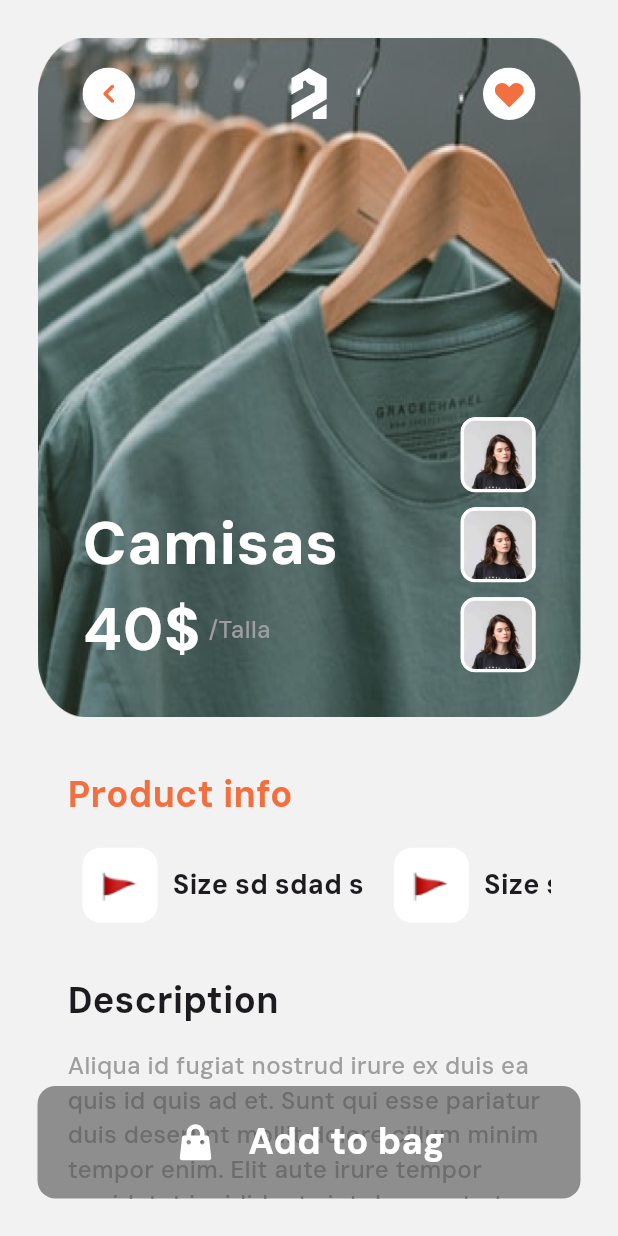
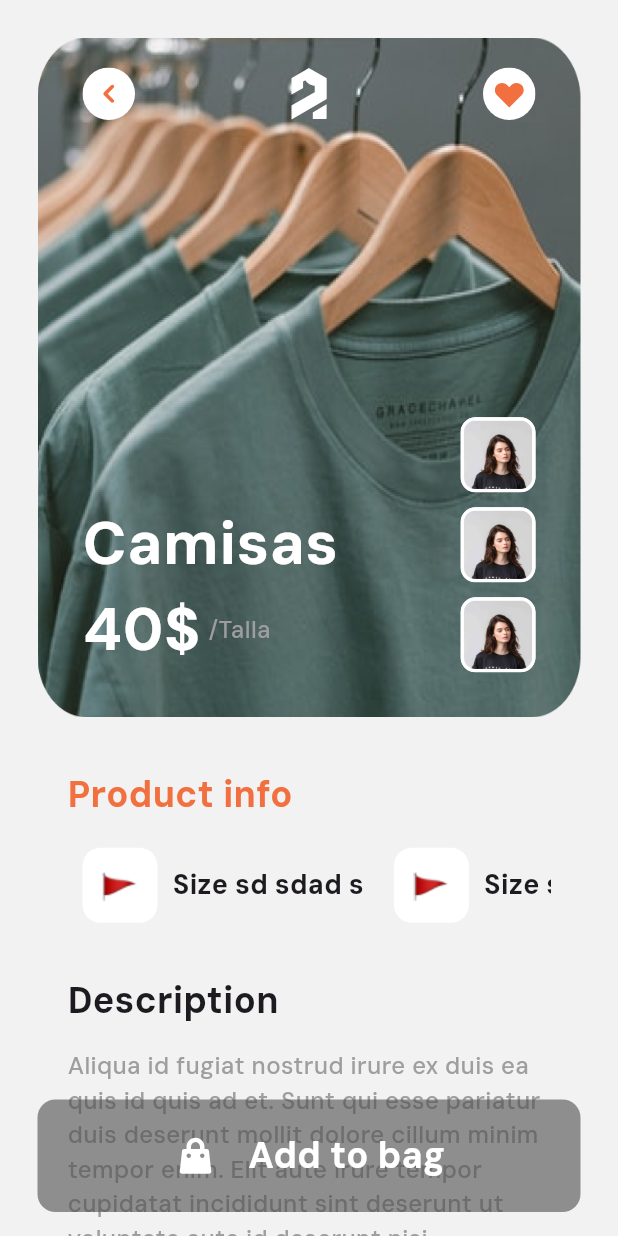
Before and after one commit to yousefsama/my_own_e_commerce_app, a Flutter app: the screen it shows after launch, after a tap on "Clothes asd asd asd asd asd asd sad a as", on a phone screen of 412 x 824 dp. Run offline on Flutter 3.47's test engine with Material 3 defaults, Android fonts, the phone set to English and light mode, and no system bars; our stand-ins replace firebase_auth, firebase_core, flutter_svg, get, go_router, quickalert; missing offline and left inert: svg_flutter; accounts and stored records are empty; project files that could hold a hidden picture were left out.

Commit message:
home view done

```diff
--- a/lib/Features/Home/view/home_view.dart
+++ b/lib/Features/Home/view/home_view.dart
@@ -13,8 +13,11 @@ class HomeView extends StatelessWidget {
     final controller = Get.put(NavigationController());
     return Scaffold(
       backgroundColor: Constance.primaryBackGroundColor,
-      bottomNavigationBar: Obx(
-        () => NavigationBar(
+      bottomNavigationBar:
+          // Obx(
+          //   () =>
+
+          NavigationBar(
               labelBehavior: NavigationDestinationLabelBehavior.alwaysHide,
               elevation: 0,
               height: 75,
@@ -65,7 +68,7 @@ class HomeView extends StatelessWidget {
                 ),
                 label: 'Profile'),
           ]),
-      ),
+      // ),
       body: Obx(() => controller.screens[controller.selectedIndex.value]),
     );
   }
--- a/lib/Features/Home/view/item_details_view.dart
+++ b/lib/Features/Home/view/item_details_view.dart
@@ -1,5 +1,6 @@
 import 'package:flutter/material.dart';
 import 'package:my_own_e_commerce_app/Features/Home/view/widget/ItemDetailsViewBody.dart';
+import 'package:my_own_e_commerce_app/Features/Home/view/widget/add_to_bag_row.dart';
 import 'package:my_own_e_commerce_app/Features/Home/view/widget/custom_floating_button.dart';
 import 'package:my_own_e_commerce_app/constance.dart';
 
@@ -9,9 +10,24 @@ class ItemDetailsView extends StatelessWidget {
   @override
   Widget build(BuildContext context) {
     return Scaffold(
-      floatingActionButtonLocation: FloatingActionButtonLocation.centerDocked,
-      floatingActionButton: const CustomFloatingButton(),
       backgroundColor: Constance.primaryBackGroundColor,
+      floatingActionButtonLocation: FloatingActionButtonLocation.centerFloat,
+      floatingActionButton: GestureDetector(
+        onTap: () {
+          ScaffoldMessenger.of(context).showSnackBar(
+            const SnackBar(
+              content: Padding(
+                padding: EdgeInsets.only(
+                  left: 25,
+                  right: 25,
+                ),
+                child: AddToBagRow(),
+              ),
+            ),
+          );
+        },
+        child: const CustomFloatingButton(),
+      ),
       body: const ItemDetailsViewBody(),
     );
   }
--- a/lib/Features/Home/view/widget/ItemDetailsViewBody.dart
+++ b/lib/Features/Home/view/widget/ItemDetailsViewBody.dart
@@ -9,7 +9,11 @@ class ItemDetailsViewBody extends StatelessWidget {
   @override
   Widget build(BuildContext context) {
     return const Padding(
-      padding: EdgeInsets.all(25.0),
+      padding: EdgeInsets.only(
+        left: 25,
+        right: 25,
+        top: 25,
+      ),
       child: SingleChildScrollView(
         child: Column(
           crossAxisAlignment: CrossAxisAlignment.start,
--- a/lib/Features/Home/view/widget/custom_floating_button.dart
+++ b/lib/Features/Home/view/widget/custom_floating_button.dart
@@ -11,9 +11,8 @@ class CustomFloatingButton extends StatelessWidget {
 
   @override
   Widget build(BuildContext context) {
-    return Padding(
-      padding: const EdgeInsets.all(25.0),
-      child: Container(
+    return Container(
+      margin: const EdgeInsets.symmetric(horizontal: 25),
       width: double.infinity,
       height: 75,
       decoration: BoxDecoration(
@@ -23,16 +22,13 @@ class CustomFloatingButton extends StatelessWidget {
         mainAxisAlignment: MainAxisAlignment.center,
         children: [
           SvgPicture.asset(Assets.imagesShoppingBag),
-            const SizedBox(
-              width: 20,
-            ),
+          const SizedBox(width: 20),
           Text(
             'Add to bag',
             style: AppStyle.bold24.copyWith(color: Colors.white),
           )
         ],
       ),
-      ),
     );
   }
 }
--- /dev/null
+++ b/lib/Features/Home/view/widget/custom_snack_bar.dart
@@ -0,0 +1 @@
+// TODO Implement this library.
--- a/lib/Features/Home/view/widget/home_view_body.dart
+++ b/lib/Features/Home/view/widget/home_view_body.dart
@@ -13,7 +13,7 @@ class HomeViewBody extends StatelessWidget {
   Widget build(BuildContext context) {
     return SafeArea(
         child: Padding(
-      padding: const EdgeInsets.all(25),
+      padding: const EdgeInsets.only(left: 25, right: 25, top: 25),
       child: CustomScrollView(
         slivers: [
           SliverToBoxAdapter(child: SvgPicture.asset(Assets.imagesLogo)),
--- a/lib/Features/Home/view/widget/more_images.dart
+++ b/lib/Features/Home/view/widget/more_images.dart
@@ -1,5 +1,4 @@
 import 'package:flutter/material.dart';
-import 'package:flutter_svg/svg.dart';
 import 'package:my_own_e_commerce_app/core/utils/assets/assetsImage.dart';
 
 class MoreImagesListView extends StatelessWidget {
--- a/lib/core/utils/Go_Router.dart
+++ b/lib/core/utils/Go_Router.dart
@@ -4,10 +4,8 @@ import 'package:go_router/go_router.dart';
 import 'package:my_own_e_commerce_app/Features/Authentication/view/forget_password_view.dart';
 import 'package:my_own_e_commerce_app/Features/Authentication/view/signup_view.dart';
 import 'package:my_own_e_commerce_app/Features/Authentication/view/signin_view.dart';
-import 'package:my_own_e_commerce_app/Features/Authentication/view/splash_view.dart';
 import 'package:my_own_e_commerce_app/Features/Home/view/home_view.dart';
 import 'package:my_own_e_commerce_app/Features/Home/view/item_details_view.dart';
-import 'package:my_own_e_commerce_app/Features/Home/view/widget/home_view_body.dart';
 
 abstract class AppRouter {
   static const signInView = '/loginView';
```
Also changed, not shown: lib/Features/Home/view/widget/add_to_bag_row.dart (added, +33 -0 lines), lib/Features/Home/view/widget/top_sales_item.dart (+14 -1 lines). Lines whose indentation alone changed are shown as unchanged.
